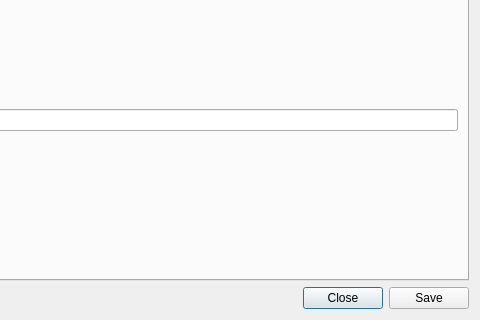
Above: dialogconfiguration.ui from jpcima/chordv before the change; both pictures show x 467 to 947 and y 410 to 730 of the 947 by 730 pixel window. Below: the same form after it.
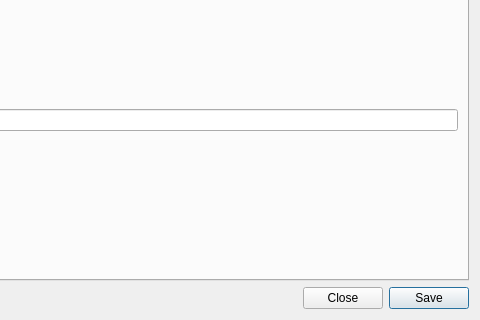
That is the form after the change. Custom widgets are drawn as their Qt base class.

Diff of the .ui file:
```diff
--- a/dialogconfiguration.ui
+++ b/dialogconfiguration.ui
@@ -180,6 +180,9 @@
          <property name="text">
           <string>Save</string>
          </property>
+         <property name="default">
+          <bool>true</bool>
+         </property>
         </widget>
        </item>
       </layout>
```
Left out of the diff: 2 changed lines with no effect on the pictures.
